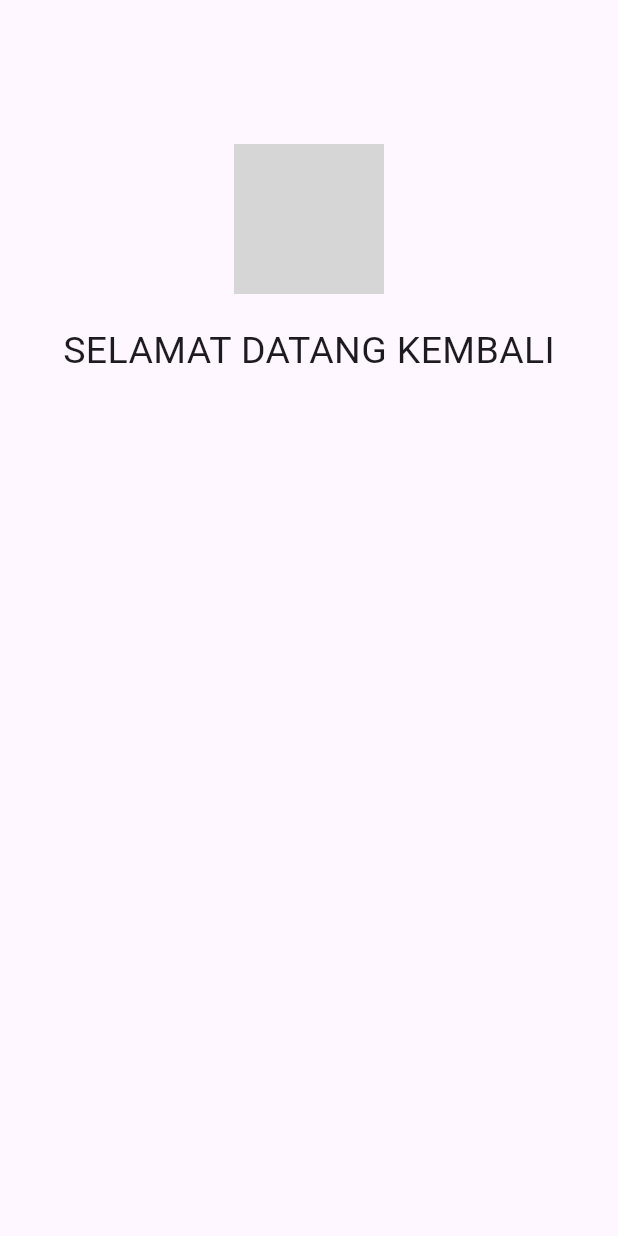
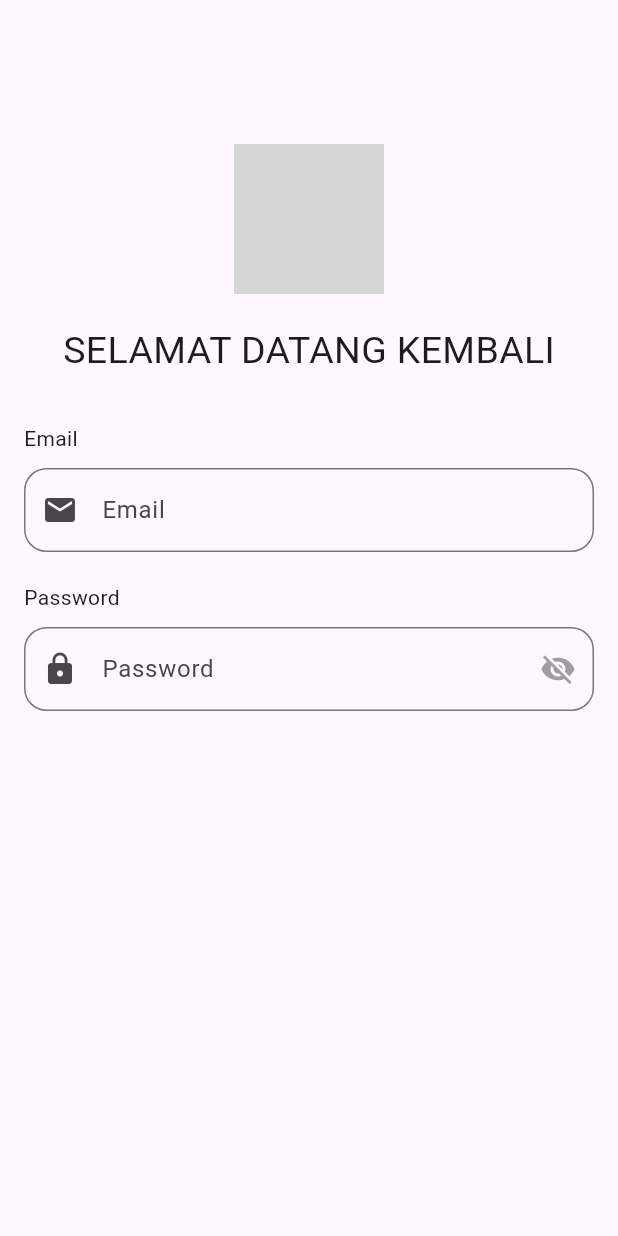
Before and after one commit to YusvanTriAtmojo/20220140082_UCP1Flutter, a Flutter app: the LoginPage screen opened directly, on a phone screen of 412 x 824 dp. Run offline on Flutter 3.47's test engine with Material 3 defaults, Android fonts, the phone set to English and light mode, and no system bars; grey boxes are pictures that could not be loaded.

Commit message:
Menambahkan form input  login dengan validasi

```diff
--- a/lib/login_page.dart
+++ b/lib/login_page.dart
@@ -51,6 +51,68 @@ class _LoginPageState extends State<LoginPage> {
                     style: TextStyle(fontSize: 25),
                   ),
                 ),
+                SizedBox(height: 30),
+                Text('Email'),
+                SizedBox(height: 10),
+                TextFormField(
+                  controller: emailController,
+                  decoration: InputDecoration(
+                    hintText: 'Email',
+                    border: OutlineInputBorder(
+                      borderRadius: BorderRadius.all(Radius.circular(15)),
+                    ),
+                    focusedBorder: OutlineInputBorder(
+                      borderRadius: BorderRadius.all(Radius.circular(15)),
+                      borderSide: BorderSide(
+                        color: Color.fromARGB(255, 10, 86, 216),
+                        width: 3.0,
+                      ),
+                    ),
+                    prefixIcon: Icon(Icons.email),
+                  ),
+                  autovalidateMode: AutovalidateMode.onUserInteraction,
+                  validator: (value) {
+                    if (value == null || value.isEmpty) {
+                      return 'Email tidak boleh kosong';
+                    }
+                    return null;
+                  },
+                ),
+                SizedBox(height: 20),
+                Text('Password'),
+                SizedBox(height: 10),
+                TextFormField(
+                  controller: passwordController,
+                  decoration: InputDecoration(
+                    hintText: 'Password',
+                    border: OutlineInputBorder(
+                      borderRadius: BorderRadius.all(Radius.circular(15)),
+                    ),
+                    focusedBorder: OutlineInputBorder(
+                      borderRadius: BorderRadius.all(Radius.circular(15)),
+                      borderSide: BorderSide(
+                        color: Color.fromARGB(255, 10, 86, 216),
+                        width: 3.0,
+                      ),
+                    ),
+                    prefixIcon: Icon(Icons.lock),
+                    suffixIcon: IconButton(
+                      onPressed: liatpw,
+                      icon: Icon(
+                        obscurepw ? Icons.visibility_off : Icons.visibility,
+                      ),
+                      color: Colors.grey,
+                    ),
+                  ),
+                  obscureText: obscurepw,
+                  autovalidateMode: AutovalidateMode.onUserInteraction,
+                  validator: (value) {
+                    if (value == null || value.isEmpty) {
+                      return 'Password tidak boleh kosong';
+                    }
+                    return null;
+                  },
+                ),
               ],
             ),
           ),
```
